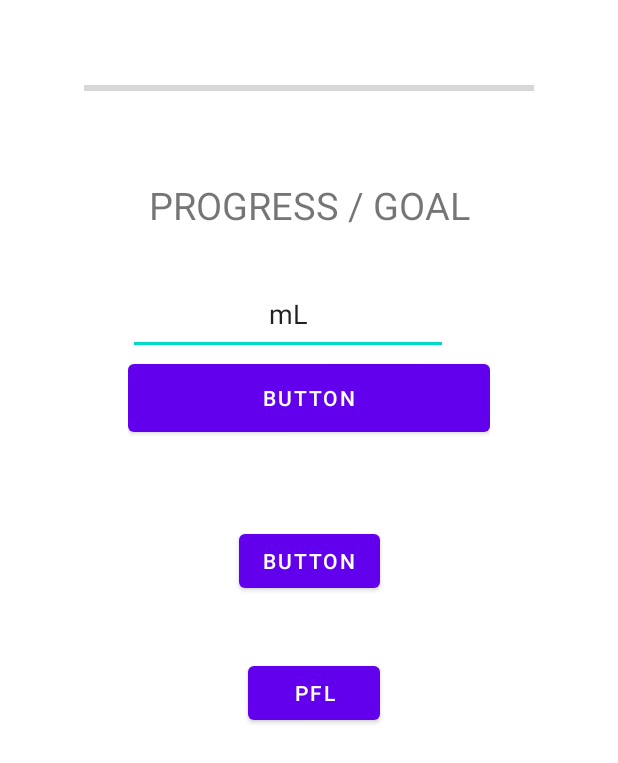
After one commit to SaggyMassiveFuckingSackOfCode/AquaTake, an Android app: the Home screen opened directly, with no data from a screen before it, on a phone screen of 412 x 824 dp. The commit adds this screen. Shown: the top 763 px of the screen. Run offline under Robolectric (Android 15) with nearby library versions, the light colour scheme and no system bars.

Commit message:
YAMETE KUDASAI SENPAI

```diff
--- a/app/src/main/AndroidManifest.xml
+++ b/app/src/main/AndroidManifest.xml
@@ -11,6 +11,9 @@
         android:supportsRtl="true"
         android:theme="@style/Theme.Aquatake"
         tools:targetApi="31">
+        <activity
+            android:name=".Home"
+            android:exported="false" />
         <activity
             android:name=".SetupProfile"
             android:exported="false" />
--- /dev/null
+++ b/app/src/main/java/com/example/aquatake/Home.java
@@ -0,0 +1,28 @@
+package com.example.aquatake;
+
+import androidx.appcompat.app.AppCompatActivity;
+
+import android.content.Intent;
+import android.os.Bundle;
+import android.view.View;
+import android.widget.Toast;
+
+public class Home extends AppCompatActivity {
+
+    DatabaseManager db;
+    @Override
+    protected void onCreate(Bundle savedInstanceState) {
+        super.onCreate(savedInstanceState);
+        setContentView(R.layout.activity_home);
+        db = new DatabaseManager(this);
+
+    }
+
+
+    public void onClickGoToSetUp(View view) {
+        startActivity(new Intent(Home.this, SetupProfile.class));
+    }
+    public void checkProfiles(View view) {
+        Toast.makeText(this, "" + db.CheckExistingProfile(), Toast.LENGTH_SHORT).show();
+    }
+}
--- /dev/null
+++ b/app/src/main/res/layout/activity_home.xml
@@ -0,0 +1,109 @@
+<?xml version="1.0" encoding="utf-8"?>
+
+
+<ScrollView
+    xmlns:android="http://schemas.android.com/apk/res/android"
+    xmlns:app="http://schemas.android.com/apk/res-auto"
+    xmlns:tools="http://schemas.android.com/tools"
+    android:layout_width="match_parent"
+    android:layout_height="1000dp"
+    tools:layout_editor_absoluteX="1dp"
+    tools:layout_editor_absoluteY="1dp"
+    android:fillViewport="true">
+
+    <androidx.constraintlayout.widget.ConstraintLayout
+        android:layout_width="match_parent"
+        android:layout_height="wrap_content"
+        tools:context=".Home">
+
+        <Button
+            android:id="@+id/button2"
+            android:layout_width="wrap_content"
+            android:layout_height="wrap_content"
+            android:layout_marginTop="56dp"
+            android:onClick="onClickGoToSetUp"
+            android:text="Button"
+            app:layout_constraintEnd_toEndOf="@+id/linearLayout"
+            app:layout_constraintHorizontal_bias="0.503"
+            app:layout_constraintStart_toStartOf="@+id/linearLayout"
+            app:layout_constraintTop_toBottomOf="@+id/linearLayout" />
+
+        <Button
+            android:id="@+id/button3"
+            android:layout_width="wrap_content"
+            android:layout_height="wrap_content"
+            android:layout_marginTop="40dp"
+            android:onClick="checkProfiles"
+            android:text="pfl"
+            app:layout_constraintEnd_toEndOf="@+id/linearLayout"
+            app:layout_constraintHorizontal_bias="0.522"
+            app:layout_constraintStart_toStartOf="@+id/linearLayout"
+            app:layout_constraintTop_toBottomOf="@+id/button2" />
+
+        <LinearLayout
+            android:id="@+id/linearLayout"
+            android:layout_width="241dp"
+            android:layout_height="112dp"
+            android:layout_margin="10dp"
+            android:orientation="vertical"
+            app:layout_constraintBottom_toBottomOf="parent"
+            app:layout_constraintEnd_toEndOf="parent"
+            app:layout_constraintStart_toStartOf="parent"
+            app:layout_constraintTop_toTopOf="parent"
+            app:layout_constraintVertical_bias="0.198">
+
+            <EditText
+                android:id="@+id/editTextText"
+                android:layout_width="wrap_content"
+                android:layout_height="wrap_content"
+                android:layout_weight="1"
+                android:ems="10"
+                android:gravity="center"
+                android:inputType="text"
+                android:singleLine="true"
+                android:text="mL" />
+
+            <Button
+                android:id="@+id/button"
+                android:layout_width="match_parent"
+                android:layout_height="wrap_content"
+                android:layout_weight="1"
+                android:text="Button" />
+        </LinearLayout>
+
+        <TextView
+            android:id="@+id/textView3"
+            android:layout_width="300dp"
+            android:layout_height="50dp"
+            android:layout_marginBottom="20dp"
+            android:gravity="center"
+            android:text="PROGRESS / GOAL"
+            android:textSize="25dp"
+            app:layout_constraintBottom_toTopOf="@+id/linearLayout"
+            app:layout_constraintEnd_toEndOf="@+id/linearLayout"
+            app:layout_constraintHorizontal_bias="0.508"
+            app:layout_constraintStart_toStartOf="@+id/linearLayout" />
+
+        <ProgressBar
+            android:id="@+id/progressBar2"
+            style="?android:attr/progressBarStyleHorizontal"
+            android:layout_width="300dp"
+            android:layout_height="50dp"
+            android:layout_marginBottom="28dp"
+            app:layout_constraintBottom_toTopOf="@+id/textView3"
+            app:layout_constraintEnd_toEndOf="@+id/textView3"
+            app:layout_constraintHorizontal_bias="0.0"
+            app:layout_constraintStart_toStartOf="@+id/textView3" />
+
+        <LinearLayout
+            android:id="@+id/loRecords"
+            android:layout_width="match_parent"
+            android:layout_height="wrap_content"
+            android:layout_marginBottom="192dp"
+            android:orientation="vertical"
+            app:layout_constraintBottom_toBottomOf="parent"
+            app:layout_constraintEnd_toEndOf="@+id/linearLayout"
+            app:layout_constraintStart_toStartOf="@+id/linearLayout"></LinearLayout>
+
+    </androidx.constraintlayout.widget.ConstraintLayout>
+</ScrollView>
```
Also changed, not shown: app/src/main/java/com/example/aquatake/DatabaseManager.java (+77 -5 lines), app/src/main/java/com/example/aquatake/MainActivity.java (+15 -3 lines), app/src/main/java/com/example/aquatake/SetupProfile.java (+54 -22 lines).
